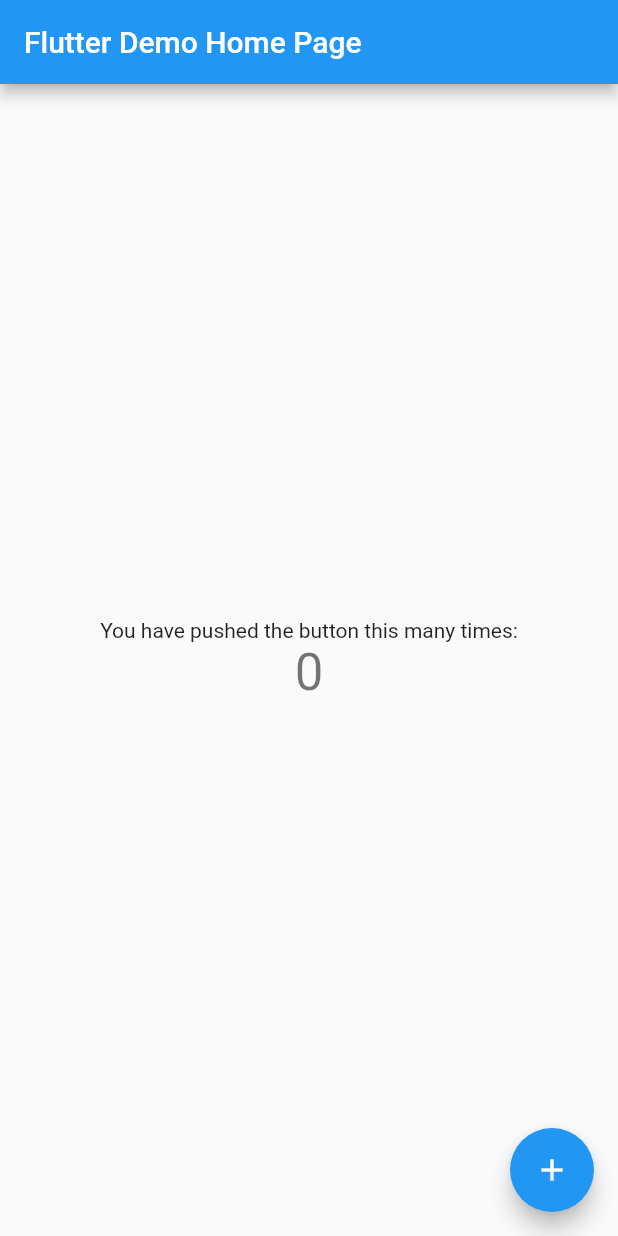
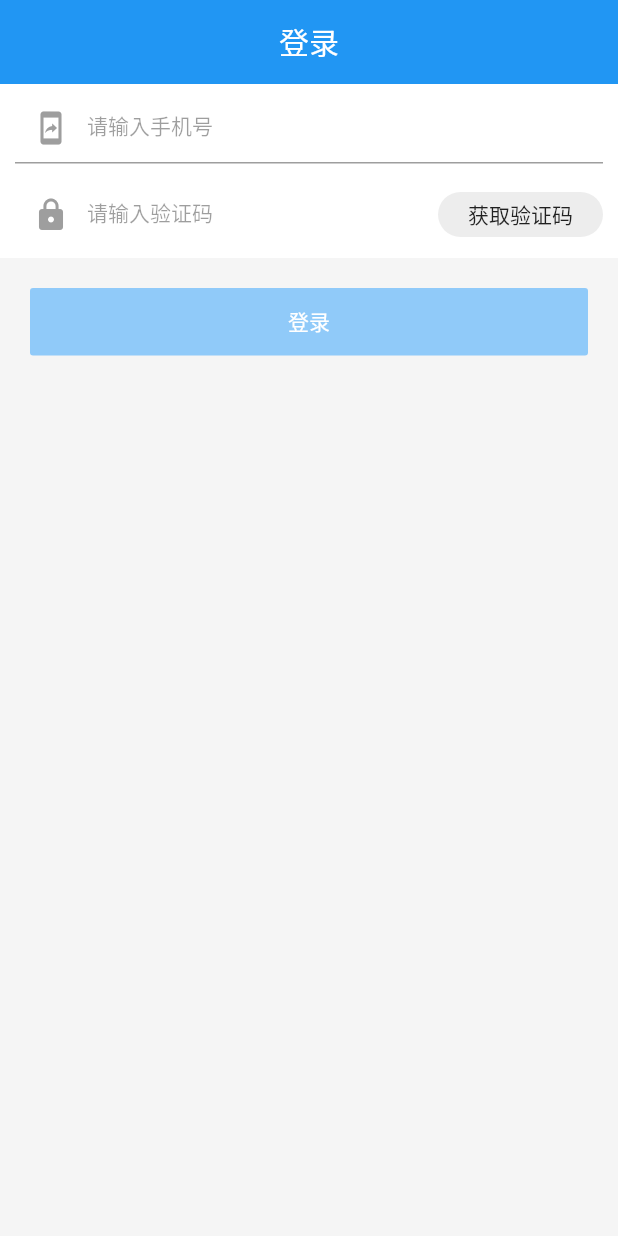
Before and after one commit to IT-wangliang/Flutter_App, a Flutter app: the screen it shows after launch, on a phone screen of 412 x 824 dp. Run offline on Flutter 3.47's test engine with Material 2 defaults, Android fonts, the phone set to English and light mode, and no system bars; our stand-ins replace dio, shared_preferences.

Commit message:
框架结构搭建

```diff
--- /dev/null
+++ b/lib/login.dart
@@ -0,0 +1,205 @@
+import 'dart:async';
+import 'package:flutter/material.dart';
+import 'package:flutter_app/Home.dart';
+import 'package:flutter_app/module/pub.dart';
+import 'package:shared_preferences/shared_preferences.dart';
+
+class LoginPage extends StatelessWidget {
+  @override
+  Widget build(BuildContext context) {
+    return Scaffold(
+      appBar: AppBar(
+        backgroundColor: Colors.blue,
+        title: Center(
+          child: Text('登录'),
+        ),
+        elevation: 0,
+      ),
+      body: Container(
+        color: Colors.grey[100],
+        child: FormWidget(),
+      ),
+    );
+  }
+}
+
+class FormWidget extends StatefulWidget {
+  @override
+  _FormWidgetState createState() => _FormWidgetState();
+}
+
+class _FormWidgetState extends State<FormWidget> {
+  String phone = '';
+  String smsCode = '';
+  String _verifyStr = '获取验证码';
+  int _seconds = 0;
+  Timer _timer;
+
+  _login() async {
+    Scaffold.of(context).showSnackBar(
+      SnackBar(
+        content: Text('登录成功'),
+      ),
+    );
+    // 数据持久化
+    SharedPreferences prefs = await SharedPreferences.getInstance();
+    await prefs.setString('token', 'tokenABCD');
+    Navigator.pushNamedAndRemoveUntil(context, '/home', (route) => false);
+  }
+
+  _getSmsCode() async {
+    // 开启倒计时
+    if (_seconds == 0 && phone != '') {
+      _startTimer();
+      // 请求接口
+      PubModale.httpRequest('get', 'http://www.baidu.com').then((res) {
+        Scaffold.of(context).showSnackBar(SnackBar(
+          content: Text('验证码已发送'),
+        ));
+      });
+    }
+  }
+
+  _startTimer() {
+    _seconds = 10;
+    _timer = Timer.periodic(Duration(seconds: 1), (timer) {
+      if (_seconds == 0) {
+        _canceTimer();
+        return;
+      }
+      _seconds--;
+      setState(() {
+        if (_seconds == 0) {
+          _verifyStr = '重新获取验证码';
+        } else {
+          _verifyStr = '$_seconds(s)';
+        }
+      });
+    });
+  }
+
+  _canceTimer() {
+    _timer.cancel();
+  }
+
+  @override
+  Widget build(BuildContext context) {
+    return Column(
+      children: <Widget>[
+        Container(
+          color: Colors.white,
+          padding: EdgeInsets.symmetric(
+            horizontal: 10.0,
+            vertical: 5.0,
+          ),
+          child: TextField(
+            onChanged: (val) {
+              setState(() {
+                phone = val;
+              });
+            },
+            keyboardType: TextInputType.phone,
+            decoration: InputDecoration(
+                hintText: '请输入手机号',
+                hintStyle: TextStyle(
+                  color: Colors.black38,
+                  fontSize: 14.0,
+                ),
+                prefixIcon: Icon(
+                  Icons.mobile_screen_share,
+                  color: Colors.grey,
+                ),
+                focusedBorder: UnderlineInputBorder(
+                  borderSide: BorderSide(color: Colors.black12),
+                ),
+                enabledBorder: UnderlineInputBorder(
+                  borderSide: BorderSide(color: Colors.grey),
+                )),
+          ),
+        ),
+        Container(
+          color: Colors.white,
+          child: Row(
+            children: <Widget>[
+              Expanded(
+                child: Padding(
+                  padding: EdgeInsets.symmetric(
+                    horizontal: 10.0,
+                    vertical: 5.0,
+                  ),
+                  child: TextField(
+                    onChanged: (val) {
+                      setState(() {
+                        smsCode = val;
+                      });
+                    },
+                    keyboardType: TextInputType.phone,
+                    decoration: InputDecoration(
+                        hintText: '请输入验证码',
+                        hintStyle: TextStyle(
+                          color: Colors.black38,
+                          fontSize: 14.0,
+                        ),
+                        prefixIcon: Icon(
+                          Icons.lock,
+                          color: Colors.grey,
+                        ),
+                        focusedBorder: UnderlineInputBorder(
+                          borderSide: BorderSide.none,
+                        ),
+                        enabledBorder: UnderlineInputBorder(
+                          borderSide: BorderSide.none,
+                        )),
+                  ),
+                ),
+              ),
+              GestureDetector(
+                onTap: () {
+                  setState(() {
+                    _getSmsCode();
+                  });
+                },
+                child: Container(
+                  width: 110,
+                  height: 30,
+                  alignment: Alignment.center,
+                  decoration: BoxDecoration(
+                    color: Color.fromRGBO(237, 237, 237, 1),
+                    borderRadius: BorderRadius.circular(120.0),
+                  ),
+                  child: Text(_verifyStr),
+                ),
+              ),
+              SizedBox(
+                width: 10.0,
+              )
+            ],
+          ),
+        ),
+        Container(
+          padding: EdgeInsets.symmetric(horizontal: 20.0),
+          width: double.infinity,
+          height: 45.0,
+          margin: EdgeInsets.only(top: 20.0),
+          child: RaisedButton(
+            onPressed: phone == '' || smsCode == ''
+                ? null
+                : () {
+                    _login();
+                  },
+            // onPressed: null,
+            child: Text(
+              '登录',
+              style: TextStyle(
+                color: Colors.white,
+              ),
+            ),
+            elevation: 0,
+            color: Colors.blue,
+            disabledColor: Colors.blue[200],
+          ),
+        ),
+      ],
+    );
+  }
+}
--- a/lib/main.dart
+++ b/lib/main.dart
@@ -1,111 +1,33 @@
 import 'package:flutter/material.dart';
+import 'package:flutter_app/login.dart';
+import 'package:flutter_app/module/pub.dart';
+import 'package:flutter_app/news/news.dart';
+import 'package:flutter_app/question/question.dart';
+import 'package:flutter_app/user/user.dart';
+import 'Home.dart';
 
-void main() => runApp(MyApp());
+void main() {
+  PubModale.checkuser().then((res) {
+    runApp(App(res));
+  });
+}
 
-class MyApp extends StatelessWidget {
-  // This widget is the root of your application.
+class App extends StatelessWidget {
+  final String token;
+  App(this.token);
+
   @override
   Widget build(BuildContext context) {
     return MaterialApp(
-      title: 'Flutter Demo',
-      theme: ThemeData(
-        // This is the theme of your application.
-        //
-        // Try running your application with "flutter run". You'll see the
-        // application has a blue toolbar. Then, without quitting the app, try
-        // changing the primarySwatch below to Colors.green and then invoke
-        // "hot reload" (press "r" in the console where you ran "flutter run",
-        // or simply save your changes to "hot reload" in a Flutter IDE).
-        // Notice that the counter didn't reset back to zero; the application
-        // is not restarted.
-        primarySwatch: Colors.blue,
-      ),
-      home: MyHomePage(title: 'Flutter Demo Home Page'),
+      debugShowCheckedModeBanner: false,
+      title: 'Uki',
+      home: token != '' ? Home() : LoginPage(),
+      routes: {
+        '/home': (context) => Home(),
+        '/news': (context) => News(),
+        '/question': (context) => Question(),
+        '/uesr': (context) => User(),
+      },
     );
   }
 }
-
-class MyHomePage extends StatefulWidget {
-  MyHomePage({Key key, this.title}) : super(key: key);
-
-  // This widget is the home page of your application. It is stateful, meaning
-  // that it has a State object (defined below) that contains fields that affect
-  // how it looks.
-
-  // This class is the configuration for the state. It holds the values (in this
-  // case the title) provided by the parent (in this case the App widget) and
-  // used by the build method of the State. Fields in a Widget subclass are
-  // always marked "final".
-
-  final String title;
-
-  @override
-  _MyHomePageState createState() => _MyHomePageState();
-}
-
-class _MyHomePageState extends State<MyHomePage> {
-  int _counter = 0;
-
-  void _incrementCounter() {
-    setState(() {
-      // This call to setState tells the Flutter framework that something has
-      // changed in this State, which causes it to rerun the build method below
-      // so that the display can reflect the updated values. If we changed
-      // _counter without calling setState(), then the build method would not be
-      // called again, and so nothing would appear to happen.
-      _counter++;
-    });
-  }
-
-  @override
-  Widget build(BuildContext context) {
-    // This method is rerun every time setState is called, for instance as done
-    // by the _incrementCounter method above.
-    //
-    // The Flutter framework has been optimized to make rerunning build methods
-    // fast, so that you can just rebuild anything that needs updating rather
-    // than having to individually change instances of widgets.
-    return Scaffold(
-      appBar: AppBar(
-        // Here we take the value from the MyHomePage object that was created by
-        // the App.build method, and use it to set our appbar title.
-        title: Text(widget.title),
-      ),
-      body: Center(
-        // Center is a layout widget. It takes a single child and positions it
-        // in the middle of the parent.
-        child: Column(
-          // Column is also layout widget. It takes a list of children and
-          // arranges them vertically. By default, it sizes itself to fit its
-          // children horizontally, and tries to be as tall as its parent.
-          //
-          // Invoke "debug painting" (press "p" in the console, choose the
-          // "Toggle Debug Paint" action from the Flutter Inspector in Android
-          // Studio, or the "Toggle Debug Paint" command in Visual Studio Code)
-          // to see the wireframe for each widget.
-          //
-          // Column has various properties to control how it sizes itself and
-          // how it positions its children. Here we use mainAxisAlignment to
-          // center the children vertically; the main axis here is the vertical
-          // axis because Columns are vertical (the cross axis would be
-          // horizontal).
-          mainAxisAlignment: MainAxisAlignment.center,
-          children: <Widget>[
-            Text(
-              'You have pushed the button this many times:',
-            ),
-            Text(
-              '$_counter',
-              style: Theme.of(context).textTheme.display1,
-            ),
-          ],
-        ),
-      ),
-      floatingActionButton: FloatingActionButton(
-        onPressed: _incrementCounter,
-        tooltip: 'Increment',
-        child: Icon(Icons.add),
-      ), // This trailing comma makes auto-formatting nicer for build methods.
-    );
-  }
-}
--- /dev/null
+++ b/lib/module/config.dart
@@ -0,0 +1,3 @@
+class Config {
+  static String baseUrl = '';
+}
```
Also changed, not shown: lib/Home.dart (added, +54 -0 lines), lib/module/pub.dart (added, +36 -0 lines), lib/news/news.dart (added, +12 -0 lines), lib/question/question.dart (added, +12 -0 lines), lib/user/user.dart (added, +22 -0 lines), lib/video/video.dart (added, +12 -0 lines), pubspec.yaml (+3 -7 lines), pubspec.lock.
